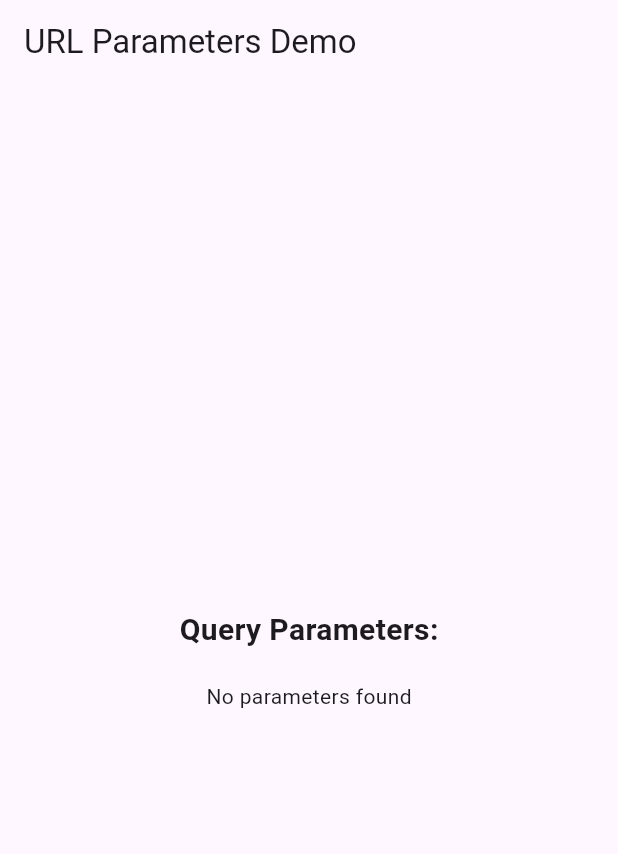
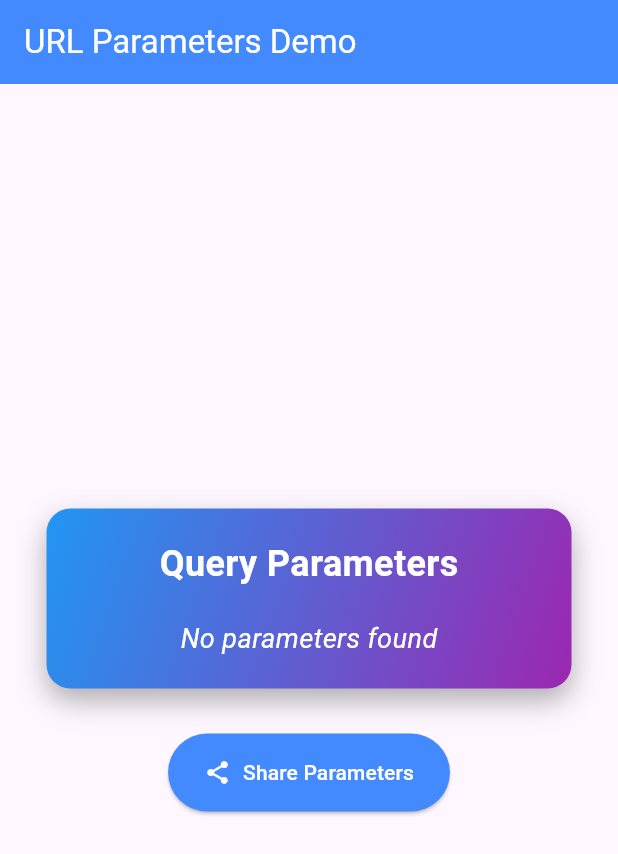
Before and after one commit to mahidul-islam/query_param, a Flutter app: the screen it shows after launch, on a phone screen of 412 x 824 dp. Shown: the top 854 px of the screen. Run offline on Flutter 3.47's test engine with Material 3 defaults, Android fonts, the phone set to English and light mode, and no system bars.

Commit message:
sharing infra ready

```diff
--- a/lib/main.dart
+++ b/lib/main.dart
@@ -1,4 +1,9 @@
+import 'dart:typed_data';
+
 import 'package:flutter/material.dart';
+import 'package:flutter/rendering.dart';
+import 'dart:ui' as ui;
+import 'dart:convert';
 
 void main() {
   runApp(const MainApp());
@@ -9,7 +14,14 @@ class MainApp extends StatelessWidget {
 
   @override
   Widget build(BuildContext context) {
-    return MaterialApp(home: QueryParamHandler());
+    return MaterialApp(
+      theme: ThemeData(
+        primarySwatch: Colors.blue,
+        fontFamily: 'Roboto',
+        useMaterial3: true,
+      ),
+      home: QueryParamHandler(),
+    );
   }
 }
 
@@ -22,6 +34,8 @@ class QueryParamHandler extends StatefulWidget {
 
 class _QueryParamHandlerState extends State<QueryParamHandler> {
   Map<String, String> queryParams = {};
+  final GlobalKey _widgetKey = GlobalKey();
+  bool isSharing = false;
 
   @override
   void initState() {
@@ -45,30 +59,135 @@ class _QueryParamHandlerState extends State<QueryParamHandler> {
     }
   }
 
+  Future<void> _captureAndShare() async {
+    setState(() {
+      isSharing = true;
+    });
+
+    await Future.delayed(const Duration(seconds: 1));
+
+    setState(() {
+      isSharing = false;
+    });
+  }
+
   @override
   Widget build(BuildContext context) {
     return Scaffold(
-      appBar: AppBar(title: const Text('URL Parameters Demo')),
+      appBar: AppBar(
+        title: const Text('URL Parameters Demo'),
+        backgroundColor: Colors.blueAccent,
+        foregroundColor: Colors.white,
+      ),
       body: Center(
         child: Column(
           mainAxisAlignment: MainAxisAlignment.center,
           children: [
+            // The widget to be captured for sharing
+            RepaintBoundary(
+              key: _widgetKey,
+              child: Container(
+                width: 350,
+                padding: const EdgeInsets.all(20),
+                decoration: BoxDecoration(
+                  gradient: const LinearGradient(
+                    colors: [Colors.blue, Colors.purple],
+                    begin: Alignment.topLeft,
+                    end: Alignment.bottomRight,
+                  ),
+                  borderRadius: BorderRadius.circular(16),
+                  boxShadow: [
+                    BoxShadow(
+                      color: Colors.black.withOpacity(0.3),
+                      blurRadius: 15,
+                      offset: const Offset(0, 8),
+                    ),
+                  ],
+                ),
+                child: Column(
+                  mainAxisSize: MainAxisSize.min,
+                  children: [
                     const Text(
-              'Query Parameters:',
-              style: TextStyle(fontSize: 20, fontWeight: FontWeight.bold),
+                      'Query Parameters',
+                      style: TextStyle(
+                        fontSize: 24,
+                        fontWeight: FontWeight.bold,
+                        color: Colors.white,
+                      ),
                     ),
                     const SizedBox(height: 20),
                     if (queryParams.isEmpty)
-              const Text('No parameters found')
+                      const Text(
+                        'No parameters found',
+                        style: TextStyle(
+                          fontSize: 18,
+                          color: Colors.white,
+                          fontStyle: FontStyle.italic,
+                        ),
+                      )
                     else
                       ...queryParams.entries.map(
-                (entry) => Padding(
-                  padding: const EdgeInsets.all(8.0),
-                  child: Text(
-                    '${entry.key}: ${entry.value}',
-                    style: const TextStyle(fontSize: 18),
+                        (entry) => Container(
+                          margin: const EdgeInsets.only(bottom: 10),
+                          padding: const EdgeInsets.symmetric(
+                            horizontal: 16,
+                            vertical: 12,
+                          ),
+                          decoration: BoxDecoration(
+                            color: Colors.white.withOpacity(0.2),
+                            borderRadius: BorderRadius.circular(10),
+                          ),
+                          child: Row(
+                            children: [
+                              Text(
+                                '${entry.key}:',
+                                style: const TextStyle(
+                                  fontSize: 18,
+                                  color: Colors.white,
+                                  fontWeight: FontWeight.bold,
                                 ),
                               ),
+                              const SizedBox(width: 10),
+                              Expanded(
+                                child: Text(
+                                  entry.value,
+                                  style: const TextStyle(
+                                    fontSize: 18,
+                                    color: Colors.white,
+                                  ),
+                                ),
+                              ),
+                            ],
+                          ),
+                        ),
+                      ),
+                  ],
+                ),
+              ),
+            ),
+            const SizedBox(height: 30),
+            ElevatedButton.icon(
+              onPressed: isSharing ? null : _captureAndShare,
+              style: ElevatedButton.styleFrom(
+                padding: const EdgeInsets.symmetric(
+                  horizontal: 24,
+                  vertical: 16,
+                ),
+                backgroundColor: Colors.blueAccent,
+                foregroundColor: Colors.white,
+              ),
+              icon:
+                  isSharing
+                      ? const SizedBox(
+                        width: 16,
+                        height: 16,
+                        child: CircularProgressIndicator(
+                          color: Colors.white,
+                          strokeWidth: 2,
+                        ),
+                      )
+                      : const Icon(Icons.share),
+              label: Text(isSharing ? 'Sharing...' : 'Share Parameters'),
             ),
           ],
         ),
```
Lines whose indentation alone changed are shown as unchanged.
